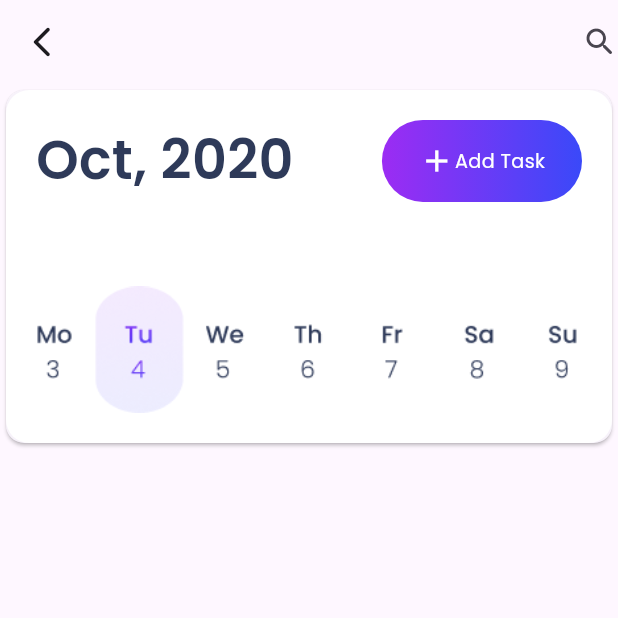
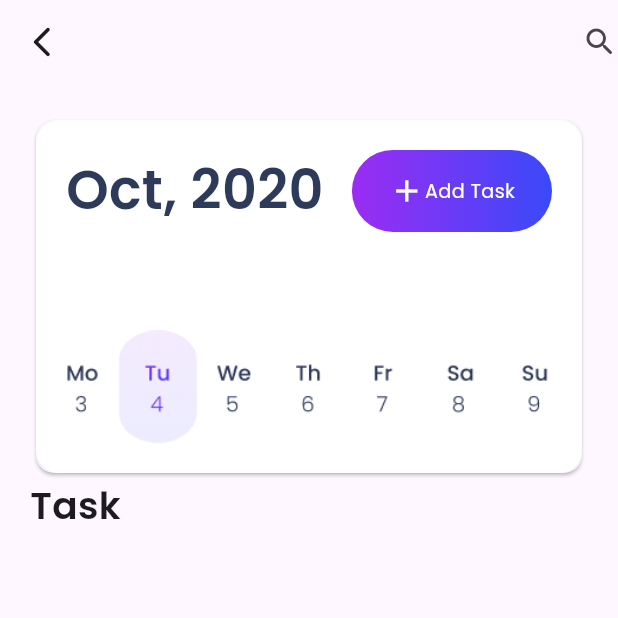
Before and after one commit to emekss/Task_Management_App, a Flutter app: the screen it shows after launch, on a phone screen of 412 x 824 dp, the top half of it. Run offline on Flutter 3.47's test engine with Material 3 defaults, Android fonts, the phone set to English and light mode, and no system bars; our stand-ins replace google_fonts.

Commit message:
calendar container added

```diff
--- /dev/null
+++ b/lib/screens/Calender_Screen/calender_cont.dart
@@ -0,0 +1,43 @@
+import 'package:flutter/material.dart';
+import 'package:google_fonts/google_fonts.dart';
+
+import '../../components/add_task_button.dart';
+
+class CalenderCont extends StatelessWidget {
+  const CalenderCont({super.key});
+
+  @override
+  Widget build(BuildContext context) {
+    return Card(
+      child: Container(
+        height: 235.33,
+        width: MediaQuery.of(context).size.width,
+        decoration: BoxDecoration(
+            borderRadius: BorderRadius.circular(15.6), color: Colors.white),
+        child: Padding(
+          padding: const EdgeInsets.all(20.0),
+          child: Column(
+            mainAxisAlignment: MainAxisAlignment.spaceBetween,
+            children: [
+              Row(
+                mainAxisAlignment: MainAxisAlignment.spaceBetween,
+                children: [
+                  Text(
+                    'Oct, 2020',
+                    style: GoogleFonts.poppins(
+                      fontSize: 36.02,
+                      fontWeight: FontWeight.w600,
+                      color: const Color.fromARGB(255, 46, 58, 89),
+                    ),
+                  ),
+                  const AddTaskButton()
+                ],
+              ),
+              Image.asset('assets/images/calender.png')
+            ],
+          ),
+        ),
+      ),
+    );
+  }
+}
--- a/lib/screens/Calender_Screen/calender_screen.dart
+++ b/lib/screens/Calender_Screen/calender_screen.dart
@@ -1,6 +1,6 @@
 import 'package:flutter/material.dart';
 import 'package:google_fonts/google_fonts.dart';
-import 'package:task_management_app/components/add_task_button.dart';
+import 'package:task_management_app/screens/Calender_Screen/calender_cont.dart';
 
 class CalenderScreen extends StatelessWidget {
   const CalenderScreen({super.key});
@@ -12,41 +12,21 @@ class CalenderScreen extends StatelessWidget {
         leading: const Icon(Icons.arrow_back_ios_new_rounded),
         actions: const [Icon(Icons.search_rounded)],
       ),
-      body: Column(
-        children: [
-          Card(
-            child: Container(
-              height: 235.33,
-              width: MediaQuery.of(context).size.width,
-              decoration: BoxDecoration(
-                  borderRadius: BorderRadius.circular(15.6),
-                  color: Colors.white),
-              child: Padding(
+      body: Padding(
         padding: const EdgeInsets.all(20.0),
         child: Column(
-                  mainAxisAlignment: MainAxisAlignment.spaceBetween,
+          crossAxisAlignment: CrossAxisAlignment.start,
           children: [
-                    Row(
-                      mainAxisAlignment: MainAxisAlignment.spaceBetween,
-                      children: [
+            const CalenderCont(),
             Text(
-                          'Oct, 2020',
+              'Task',
               style: GoogleFonts.poppins(
-                            fontSize: 36.02,
+                fontSize: 24.96,
                 fontWeight: FontWeight.w600,
-                            color: const Color.fromARGB(255, 46, 58, 89),
               ),
             ),
-                        const AddTaskButton()
           ],
         ),
-                    Image.asset('assets/images/calender.png')
-                  ],
-                ),
-              ),
-            ),
-          )
-        ],
       ),
     );
   }
```
Lines whose indentation alone changed are shown as unchanged.
